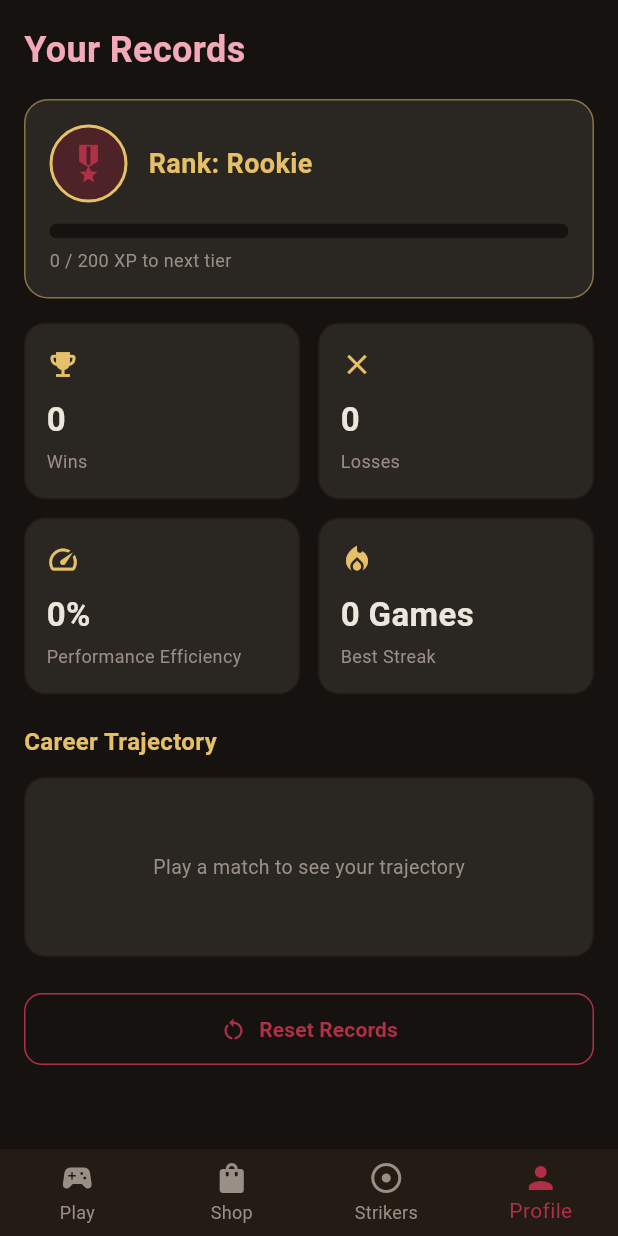
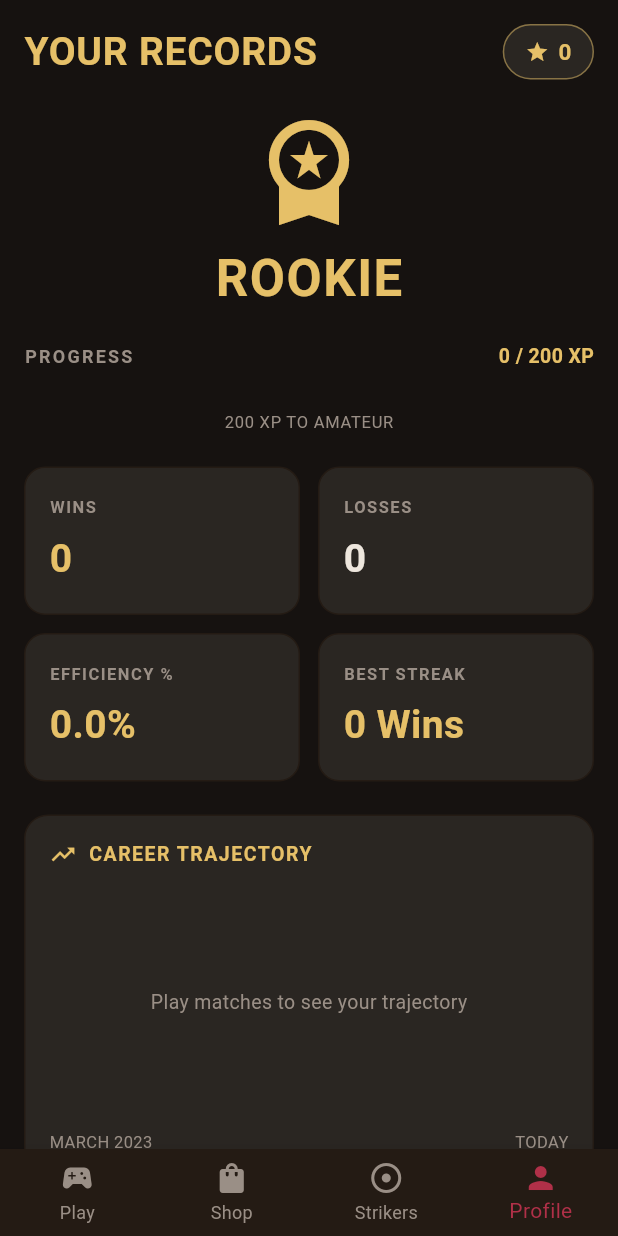
Before and after one commit to pawan-swoyef/carrom, a Flutter app: the HomeShell screen opened directly, item 4 of the bottom bar chosen, on a phone screen of 412 x 824 dp. Run offline on Flutter 3.47's test engine with Material 3 defaults, Android fonts, the phone set to English and light mode, and no system bars; our stand-ins replace shared_preferences; missing offline and left inert: flame, flame_forge2d; accounts and stored records are empty.

Commit message:
feat: refine Profile/Records screen to mockup (big rank, XP bar, smooth trajectory chart)
Co-Authored-By: Claude Opus 4.8 <noreply@anthropic.com>

```diff
--- a/lib/screens/tabs/profile_tab.dart
+++ b/lib/screens/tabs/profile_tab.dart
@@ -5,8 +5,9 @@ import '../../game/profile/player_profile.dart';
 import '../../game/profile/rank.dart';
 import '../../theme/app_colors.dart';
 
-/// "Your Records" screen: rank, XP progress, lifetime stats, a career
-/// trajectory bar chart, and a reset action. Bound to [ProfileController].
+/// "Your Records" screen: a big rank badge, XP progress, lifetime stat tiles,
+/// a smooth career-trajectory line chart, and a reset action. Bound to
+/// [ProfileController]. Returns BODY only (HomeShell provides the Scaffold).
 class ProfileTab extends StatelessWidget {
   const ProfileTab({super.key});
 
@@ -16,37 +17,124 @@ class ProfileTab extends StatelessWidget {
     final p = c.profile;
     final rank = c.rank;
 
+    final isMax = rank.xpForTier == 0;
+    final nextTierName = rank.tierIndex + 1 < kRankTiers.length
+        ? kRankTiers[rank.tierIndex + 1].name.toUpperCase()
+        : null;
+
+    final caption = isMax
+        ? 'MAX TIER REACHED'
+        : '${rank.xpToNext} XP TO ${nextTierName ?? ''}';
+
     return SafeArea(
       child: SingleChildScrollView(
         padding: const EdgeInsets.fromLTRB(16, 16, 16, 24),
         child: Column(
           crossAxisAlignment: CrossAxisAlignment.stretch,
           children: [
-            const Text(
-              'Your Records',
-              style: TextStyle(
-                color: AppColors.pinkHeading,
-                fontSize: 24,
-                fontWeight: FontWeight.bold,
+            // 1. Header row.
+            Row(
+              children: [
+                const Expanded(
+                  child: Text(
+                    'YOUR RECORDS',
+                    style: TextStyle(
+                      color: AppColors.gold,
+                      fontSize: 26,
+                      fontWeight: FontWeight.bold,
+                      letterSpacing: 0.5,
+                    ),
+                  ),
+                ),
+                _CoinPill(coins: p.coins),
+              ],
+            ),
+            const SizedBox(height: 20),
+
+            // 2. Rank badge.
+            const Center(
+              child: Icon(
+                Icons.workspace_premium,
+                color: AppColors.gold,
+                size: 80,
               ),
             ),
-            const SizedBox(height: 16),
-            _RankCard(rank: rank),
-            const SizedBox(height: 16),
-            _StatGrid(profile: p),
-            const SizedBox(height: 20),
-            const Text(
-              'Career Trajectory',
-              style: TextStyle(
-                color: AppColors.gold,
-                fontSize: 16,
-                fontWeight: FontWeight.bold,
+            const SizedBox(height: 8),
+
+            // 3. Rank name.
+            Center(
+              child: FittedBox(
+                fit: BoxFit.scaleDown,
+                child: Text(
+                  rank.name.toUpperCase(),
+                  textAlign: TextAlign.center,
+                  style: const TextStyle(
+                    color: AppColors.gold,
+                    fontSize: 34,
+                    fontWeight: FontWeight.bold,
+                    letterSpacing: 1.0,
+                  ),
+                ),
               ),
             ),
-            const SizedBox(height: 12),
-            _TrajectoryChart(history: p.history),
+            const SizedBox(height: 18),
+
+            // 4. Progress block.
+            Row(
+              children: [
+                const Text(
+                  'PROGRESS',
+                  style: TextStyle(
+                    color: AppColors.textMuted,
+                    fontSize: 12,
+                    fontWeight: FontWeight.bold,
+                    letterSpacing: 1.5,
+                  ),
+                ),
+                const Spacer(),
+                Text(
+                  isMax ? 'MAX' : '${rank.xpIntoTier} / ${rank.xpForTier} XP',
+                  style: const TextStyle(
+                    color: AppColors.gold,
+                    fontSize: 13,
+                    fontWeight: FontWeight.bold,
+                  ),
+                ),
+              ],
+            ),
+            const SizedBox(height: 8),
+            ClipRRect(
+              borderRadius: BorderRadius.circular(6),
+              child: LinearProgressIndicator(
+                value: rank.progress.clamp(0.0, 1.0),
+                minHeight: 10,
+                backgroundColor: AppColors.woodDark,
+                color: AppColors.crimson,
+              ),
+            ),
+            const SizedBox(height: 8),
+            Center(
+              child: Text(
+                caption,
+                style: const TextStyle(
+                  color: AppColors.textMuted,
+                  fontSize: 11,
+                  letterSpacing: 0.5,
+                ),
+              ),
+            ),
+            const SizedBox(height: 22),
+
+            // 5. Stat tiles (2x2).
+            _StatGrid(profile: p),
+            const SizedBox(height: 22),
+
+            // 6. Career Trajectory.
+            _TrajectoryPanel(history: p.history),
             const SizedBox(height: 24),
-            _ResetButton(),
+
+            // 7. Reset button.
+            const _ResetButton(),
           ],
         ),
       ),
@@ -54,70 +142,32 @@ class ProfileTab extends StatelessWidget {
   }
 }
 
-class _RankCard extends StatelessWidget {
-  const _RankCard({required this.rank});
+class _CoinPill extends StatelessWidget {
+  const _CoinPill({required this.coins});
 
-  final RankInfo rank;
+  final int coins;
 
   @override
   Widget build(BuildContext context) {
-    final caption = rank.xpForTier == 0
-        ? 'Max tier'
-        : '${rank.xpIntoTier} / ${rank.xpForTier} XP to next tier';
-
     return Container(
-      padding: const EdgeInsets.all(16),
+      padding: const EdgeInsets.symmetric(horizontal: 14, vertical: 7),
       decoration: BoxDecoration(
         color: AppColors.surface,
-        borderRadius: BorderRadius.circular(16),
+        borderRadius: BorderRadius.circular(20),
         border: Border.all(color: AppColors.gold.withValues(alpha: 0.5)),
       ),
-      child: Column(
-        crossAxisAlignment: CrossAxisAlignment.stretch,
+      child: Row(
+        mainAxisSize: MainAxisSize.min,
         children: [
-          Row(
-            children: [
-              Container(
-                width: 52,
-                height: 52,
-                decoration: BoxDecoration(
-                  shape: BoxShape.circle,
-                  color: AppColors.crimsonDark.withValues(alpha: 0.45),
-                  border: Border.all(color: AppColors.gold, width: 2),
-                ),
-                child: const Icon(
-                  Icons.military_tech,
-                  color: AppColors.crimson,
-                  size: 30,
-                ),
-              ),
-              const SizedBox(width: 14),
-              Expanded(
-                child: Text(
-                  'Rank: ${rank.name}',
-                  style: const TextStyle(
-                    color: AppColors.gold,
-                    fontSize: 18,
-                    fontWeight: FontWeight.bold,
-                  ),
-                ),
-              ),
-            ],
-          ),
-          const SizedBox(height: 14),
-          ClipRRect(
-            borderRadius: BorderRadius.circular(8),
-            child: LinearProgressIndicator(
-              value: rank.progress.clamp(0.0, 1.0),
-              minHeight: 10,
-              backgroundColor: AppColors.woodDark,
-              valueColor: const AlwaysStoppedAnimation(AppColors.gold),
+          const Icon(Icons.star, color: AppColors.gold, size: 16),
+          const SizedBox(width: 6),
+          Text(
+            '$coins',
+            style: const TextStyle(
+              color: AppColors.gold,
+              fontSize: 15,
+              fontWeight: FontWeight.bold,
             ),
-          ),
-          const SizedBox(height: 6),
-          Text(
-            caption,
-            style: const TextStyle(color: AppColors.textMuted, fontSize: 12),
           ),
         ],
       ),
@@ -134,24 +184,24 @@ class _StatGrid extends StatelessWidget {
   Widget build(BuildContext context) {
     final tiles = <Widget>[
       _StatTile(
-        label: 'Wins',
+        label: 'WINS',
         value: '${profile.wins}',
-        icon: Icons.emoji_events,
+        valueColor: AppColors.gold,
       ),
       _StatTile(
-        label: 'Losses',
+        label: 'LOSSES',
         value: '${profile.losses}',
-        icon: Icons.close,
+        valueColor: AppColors.textLight,
       ),
       _StatTile(
-        label: 'Performance Efficiency',
-        value: '${(profile.efficiency * 100).round()}%',
-        icon: Icons.speed,
+        label: 'EFFICIENCY %',
+        value: '${(profile.efficiency * 100).toStringAsFixed(1)}%',
+        valueColor: AppColors.gold,
       ),
       _StatTile(
-        label: 'Best Streak',
-        value: '${profile.bestStreak} Games',
-        icon: Icons.local_fire_department,
+        label: 'BEST STREAK',
+        value: '${profile.bestStreak} Wins',
+        valueColor: AppColors.gold,
       ),
     ];
 
@@ -187,17 +237,17 @@ class _StatTile extends StatelessWidget {
   const _StatTile({
     required this.label,
     required this.value,
-    required this.icon,
+    required this.valueColor,
   });
 
   final String label;
   final String value;
-  final IconData icon;
+  final Color valueColor;
 
   @override
   Widget build(BuildContext context) {
     return Container(
-      padding: const EdgeInsets.symmetric(horizontal: 14, vertical: 16),
+      padding: const EdgeInsets.symmetric(horizontal: 16, vertical: 18),
       decoration: BoxDecoration(
         color: AppColors.surface,
         borderRadius: BorderRadius.circular(14),
@@ -207,24 +257,27 @@ class _StatTile extends StatelessWidget {
         crossAxisAlignment: CrossAxisAlignment.start,
         mainAxisSize: MainAxisSize.min,
         children: [
-          Icon(icon, color: AppColors.gold, size: 22),
-          const SizedBox(height: 10),
+          Text(
+            label,
+            style: const TextStyle(
+              color: AppColors.textMuted,
+              fontSize: 11,
+              fontWeight: FontWeight.bold,
+              letterSpacing: 1.0,
+            ),
+          ),
+          const SizedBox(height: 8),
           FittedBox(
             fit: BoxFit.scaleDown,
             alignment: Alignment.centerLeft,
             child: Text(
               value,
-              style: const TextStyle(
-                color: AppColors.textLight,
-                fontSize: 22,
+              style: TextStyle(
+                color: valueColor,
+                fontSize: 26,
                 fontWeight: FontWeight.bold,
               ),
             ),
-          ),
-          const SizedBox(height: 4),
-          Text(
-            label,
-            style: const TextStyle(color: AppColors.textMuted, fontSize: 12),
           ),
         ],
       ),
@@ -232,89 +285,201 @@ class _StatTile extends StatelessWidget {
   }
 }
 
-class _TrajectoryChart extends StatelessWidget {
-  const _TrajectoryChart({required this.history});
+class _TrajectoryPanel extends StatelessWidget {
+  const _TrajectoryPanel({required this.history});
 
   final List<int> history;
 
   @override
   Widget build(BuildContext context) {
-    const chartHeight = 120.0;
-    final maxValue = history.isEmpty
-        ? 0
-        : history.reduce((a, b) => a > b ? a : b);
-
-    if (history.isEmpty || maxValue <= 0) {
-      return Container(
-        height: chartHeight,
-        alignment: Alignment.center,
-        decoration: BoxDecoration(
-          color: AppColors.surface,
-          borderRadius: BorderRadius.circular(14),
-          border: Border.all(color: AppColors.woodGrain),
-        ),
-        child: const Text(
-          'Play a match to see your trajectory',
-          style: TextStyle(color: AppColors.textMuted, fontSize: 13),
-        ),
-      );
-    }
-
-    // Highlight the most recent few bars in gold, older ones muted.
-    const recentCount = 4;
-    final firstRecent = history.length - recentCount;
-
     return Container(
-      height: chartHeight,
-      padding: const EdgeInsets.all(12),
+      padding: const EdgeInsets.all(16),
       decoration: BoxDecoration(
         color: AppColors.surface,
-        borderRadius: BorderRadius.circular(14),
+        borderRadius: BorderRadius.circular(16),
         border: Border.all(color: AppColors.woodGrain),
       ),
-      child: Row(
-        crossAxisAlignment: CrossAxisAlignment.end,
+      child: Column(
+        crossAxisAlignment: CrossAxisAlignment.stretch,
         children: [
-          for (var i = 0; i < history.length; i++)
-            Expanded(
-              child: Padding(
-                padding: const EdgeInsets.symmetric(horizontal: 2),
-                child: FractionallySizedBox(
-                  alignment: Alignment.bottomCenter,
-                  heightFactor: (history[i] / maxValue).clamp(0.04, 1.0),
-                  child: Container(
-                    decoration: BoxDecoration(
-                      color: i >= firstRecent
-                          ? AppColors.gold
-                          : AppColors.textMuted.withValues(alpha: 0.4),
-                      borderRadius: BorderRadius.circular(4),
-                    ),
-                  ),
+          const Row(
+            children: [
+              Icon(Icons.trending_up, color: AppColors.gold, size: 18),
+              SizedBox(width: 8),
+              Text(
+                'CAREER TRAJECTORY',
+                style: TextStyle(
+                  color: AppColors.gold,
+                  fontSize: 13,
+                  fontWeight: FontWeight.bold,
+                  letterSpacing: 1.0,
                 ),
               ),
-            ),
+            ],
+          ),
+          const SizedBox(height: 14),
+          SizedBox(
+            height: 150,
+            child: history.isEmpty
+                ? const Center(
+                    child: Text(
+                      'Play matches to see your trajectory',
+                      style: TextStyle(
+                        color: AppColors.textMuted,
+                        fontSize: 13,
+                      ),
+                    ),
+                  )
+                : CustomPaint(
+                    size: Size.infinite,
+                    painter: _TrajectoryPainter(values: history),
+                  ),
+          ),
+          const SizedBox(height: 10),
+          const Row(
+            children: [
+              Text(
+                'MARCH 2023',
+                style: TextStyle(color: AppColors.textMuted, fontSize: 11),
+              ),
+              Spacer(),
+              Text(
+                'TODAY',
+                style: TextStyle(color: AppColors.textMuted, fontSize: 11),
+              ),
+            ],
+          ),
         ],
       ),
     );
   }
 }
 
+/// Paints a smooth (cubic-bezier) gold line through [values] with a gold→
+/// transparent gradient fill under the curve.
+class _TrajectoryPainter extends CustomPainter {
+  _TrajectoryPainter({required this.values});
+
+  final List<int> values;
+
+  @override
+  void paint(Canvas canvas, Size size) {
+    if (values.isEmpty || size.width <= 0 || size.height <= 0) return;
+
+    const padTop = 8.0;
+    const padBottom = 8.0;
+    final chartHeight = size.height - padTop - padBottom;
+
+    final minV = values.reduce((a, b) => a < b ? a : b).toDouble();
+    final maxV = values.reduce((a, b) => a > b ? a : b).toDouble();
+    final span = maxV - minV;
+
+    // Map each value to a point. For <2 points or a flat series, draw a
+    // gentle flat line through the middle of the chart.
+    final points = <Offset>[];
+    final n = values.length;
+    for (var i = 0; i < n; i++) {
+      final x = n == 1 ? size.width / 2 : size.width * i / (n - 1);
+      final double y;
+      if (span == 0 || n < 2) {
+        y = padTop + chartHeight / 2;
+      } else {
+        final t = (values[i] - minV) / span; // 0..1
+        y = padTop + chartHeight * (1 - t); // invert
+      }
+      points.add(Offset(x, y));
+    }
+
+    // Build the smooth line path using Catmull-Rom -> cubic bezier control
+    // points (offset by ~1/6 of the neighbouring gap).
+    final linePath = Path()..moveTo(points.first.dx, points.first.dy);
+    if (points.length == 1) {
+      linePath.lineTo(size.width, points.first.dy);
+    } else {
+      for (var i = 0; i < points.length - 1; i++) {
+        final p0 = i > 0 ? points[i - 1] : points[i];
+        final p1 = points[i];
+        final p2 = points[i + 1];
+        final p3 = i + 2 < points.length ? points[i + 2] : points[i + 1];
+
+        final c1 = Offset(
+          p1.dx + (p2.dx - p0.dx) / 6,
+          p1.dy + (p2.dy - p0.dy) / 6,
+        );
+        final c2 = Offset(
+          p2.dx - (p3.dx - p1.dx) / 6,
+          p2.dy - (p3.dy - p1.dy) / 6,
+        );
+        linePath.cubicTo(c1.dx, c1.dy, c2.dx, c2.dy, p2.dx, p2.dy);
+      }
+    }
+
+    // Fill under the curve with a vertical gold gradient.
+    final fillPath = Path.from(linePath)
+      ..lineTo(points.last.dx, size.height)
+      ..lineTo(points.first.dx, size.height)
+      ..close();
+
+    final fillPaint = Paint()
+      ..style = PaintingStyle.fill
+      ..shader = LinearGradient(
+        begin: Alignment.topCenter,
+        end: Alignment.bottomCenter,
+        colors: [
+          AppColors.gold.withValues(alpha: 0.35),
+          AppColors.gold.withValues(alpha: 0.0),
+        ],
+      ).createShader(Offset.zero & size);
+    canvas.drawPath(fillPath, fillPaint);
+
+    // Stroke the curve.
+    final linePaint = Paint()
+      ..style = PaintingStyle.stroke
+      ..color = AppColors.gold
+      ..strokeWidth = 3
+      ..strokeCap = StrokeCap.round
+      ..strokeJoin = StrokeJoin.round;
+    canvas.drawPath(linePath, linePaint);
+
+    // Gold dots at the first and last data points.
+    final dotPaint = Paint()
+      ..style = PaintingStyle.fill
+      ..color = AppColors.gold;
+    canvas.drawCircle(points.first, 3.5, dotPaint);
+    if (points.length > 1) {
+      canvas.drawCircle(points.last, 3.5, dotPaint);
+    }
+  }
+
+  @override
+  bool shouldRepaint(covariant _TrajectoryPainter old) =>
+      !_listEquals(old.values, values);
+
+  static bool _listEquals(List<int> a, List<int> b) {
+    if (a.length != b.length) return false;
+    for (var i = 0; i < a.length; i++) {
+      if (a[i] != b[i]) return false;
+    }
+    return true;
+  }
+}
+
 class _ResetButton extends StatelessWidget {
+  const _ResetButton();
+
   @override
   Widget build(BuildContext context) {
-    return OutlinedButton.icon(
+    return FilledButton.icon(
       onPressed: () => _confirmReset(context),
-      icon: const Icon(Icons.restart_alt, color: AppColors.crimson),
+      icon: const Icon(Icons.delete_outline),
       label: const Text(
         'Reset Records',
-        style: TextStyle(
-          color: AppColors.crimson,
-          fontWeight: FontWeight.bold,
-        ),
+        style: TextStyle(fontWeight: FontWeight.bold),
       ),
-      style: OutlinedButton.styleFrom(
+      style: FilledButton.styleFrom(
+        backgroundColor: AppColors.crimson,
+        foregroundColor: AppColors.textLight,
         padding: const EdgeInsets.symmetric(vertical: 14),
-        side: const BorderSide(color: AppColors.crimson),
         shape: RoundedRectangleBorder(
           borderRadius: BorderRadius.circular(12),
         ),
@@ -333,7 +498,6 @@ class _ResetButton extends StatelessWidget {
           style: TextStyle(color: AppColors.textLight),
         ),
         content: const Text(
-          'This clears your coins, XP, wins, losses and streaks. '
           'This cannot be undone.',
           style: TextStyle(color: AppColors.textMuted),
         ),
```
Also changed, not shown: 1 other file.
